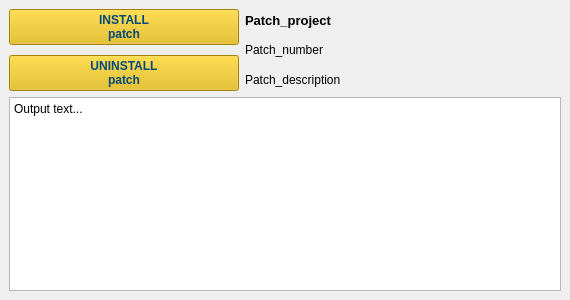
Before: the Qt Designer form gui/Ui_MainWindow.ui in pavliskonecny/patcher_EcuBackend, drawn with Qt 5.
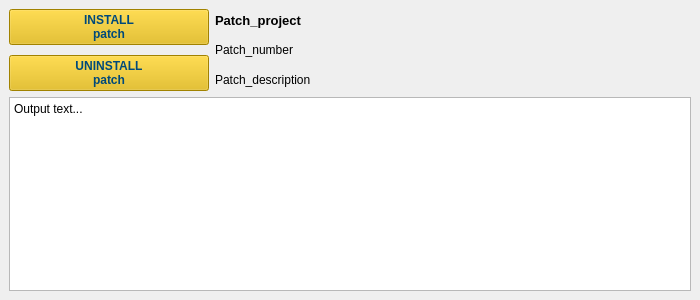
After: the same form once the commit is applied. Icons and pictures are not drawn.

```diff
--- a/gui/Ui_MainWindow.ui
+++ b/gui/Ui_MainWindow.ui
@@ -9,7 +9,7 @@
    <rect>
     <x>0</x>
     <y>0</y>
-    <width>570</width>
+    <width>700</width>
     <height>300</height>
    </rect>
   </property>
@@ -21,13 +21,13 @@
   </property>
   <property name="minimumSize">
    <size>
-    <width>570</width>
+    <width>700</width>
     <height>300</height>
    </size>
   </property>
   <property name="maximumSize">
    <size>
-    <width>1000</width>
+    <width>1600</width>
     <height>900</height>
    </size>
   </property>
@@ -76,6 +76,12 @@
         </property>
         <item>
          <widget class="QPushButton" name="btn_install">
+          <property name="maximumSize">
+           <size>
+            <width>200</width>
+            <height>16777215</height>
+           </size>
+          </property>
           <property name="font">
            <font>
             <weight>75</weight>
@@ -96,6 +102,12 @@
         </item>
         <item>
          <widget class="QPushButton" name="btn_uninstall">
+          <property name="maximumSize">
+           <size>
+            <width>200</width>
+            <height>16777215</height>
+           </size>
+          </property>
           <property name="font">
            <font>
             <weight>75</weight>
```
